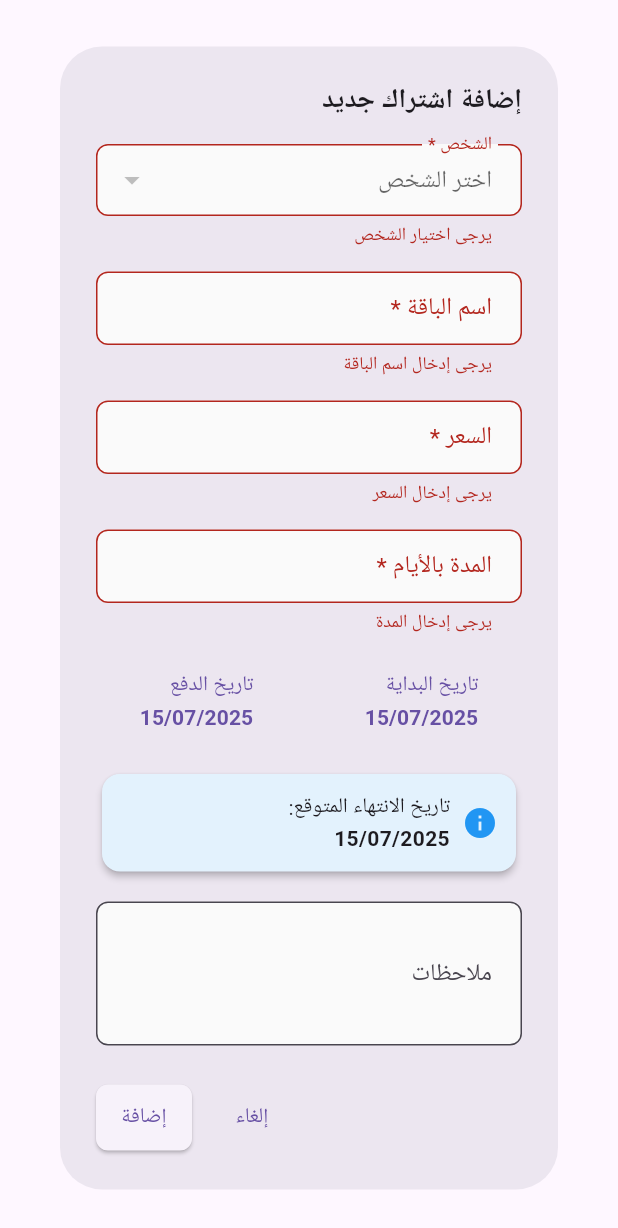
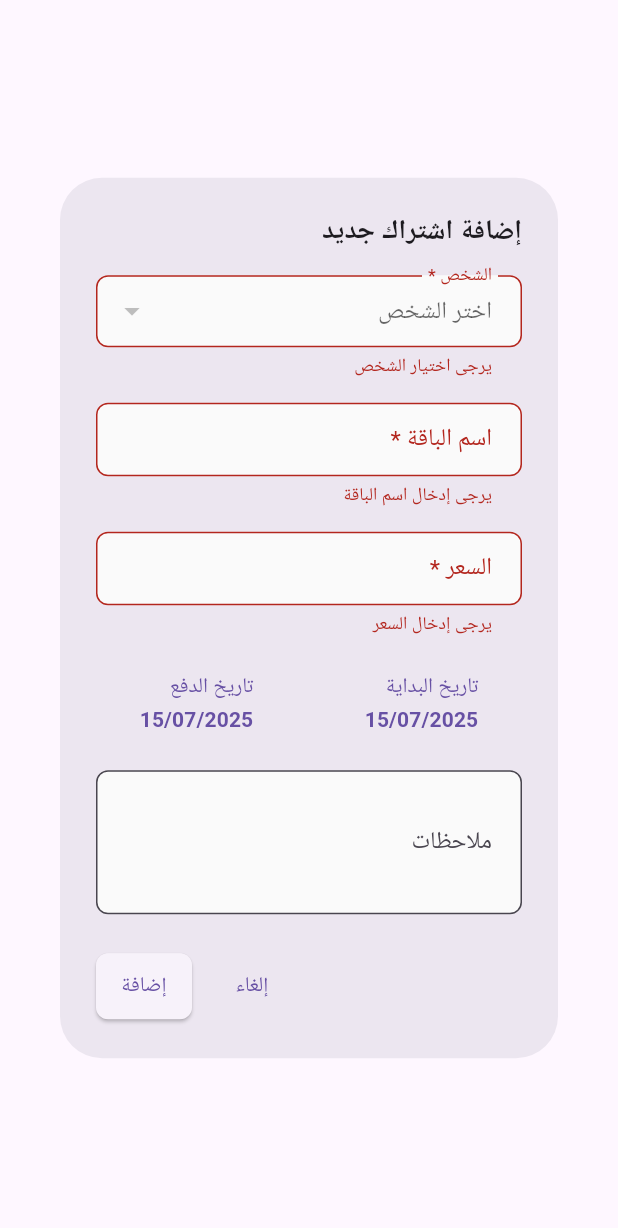
Before and after one commit to aalitariq44/store_management_ali, a Flutter app: the InternetForm widget shown alone on an empty page, opened directly, after a tap on "إضافة", on a phone screen of 412 x 824 dp. Shown: the top 1228 px of the screen. Run offline on Flutter 3.47's test engine with Material 3 defaults, Android fonts, the phone set to English and light mode, and no system bars; our stand-ins replace sqflite_common_ffi; accounts and stored records are empty; Roboto replaces fonts that are missing (Arial).

Commit message:
تحديد  مدة الاشتراك الانترنيت 30 يوم

```diff
--- a/lib/widgets/internet_form.dart
+++ b/lib/widgets/internet_form.dart
@@ -19,7 +19,6 @@ class _InternetFormState extends State<InternetForm> {
   final _formKey = GlobalKey<FormState>();
   final _packageNameController = TextEditingController();
   final _priceController = TextEditingController();
-  final _durationController = TextEditingController();
   final _notesController = TextEditingController();
 
   Person? _selectedPerson;
@@ -33,7 +32,6 @@ class _InternetFormState extends State<InternetForm> {
     if (widget.subscription != null) {
       _packageNameController.text = widget.subscription!.packageName;
       _priceController.text = widget.subscription!.price.toString();
-      _durationController.text = widget.subscription!.durationInDays.toString();
       _notesController.text = widget.subscription!.notes ?? '';
       _startDate = widget.subscription!.startDate;
       _paymentDate = widget.subscription!.paymentDate;
@@ -48,7 +46,6 @@ class _InternetFormState extends State<InternetForm> {
   void dispose() {
     _packageNameController.dispose();
     _priceController.dispose();
-    _durationController.dispose();
     _notesController.dispose();
     super.dispose();
   }
@@ -71,8 +68,8 @@ class _InternetFormState extends State<InternetForm> {
       final internetProvider = Provider.of<InternetProvider>(context, listen: false);
       final now = DateTime.now();
       final price = double.parse(_priceController.text);
-      final duration = int.parse(_durationController.text);
-      final endDate = _startDate.add(Duration(days: duration));
+      const duration = 30; // Default duration
+      final endDate = _startDate.add(const Duration(days: duration));
 
       if (widget.subscription == null) {
         // إضافة اشتراك جديد
@@ -227,25 +224,6 @@ class _InternetFormState extends State<InternetForm> {
                   },
                 ),
                 const SizedBox(height: 16),
-                TextFormField(
-                  controller: _durationController,
-                  decoration: const InputDecoration(
-                    labelText: 'المدة بالأيام *',
-                    hintText: 'أدخل المدة بالأيام',
-                  ),
-                  keyboardType: TextInputType.number,
-                  validator: (value) {
-                    if (value == null || value.trim().isEmpty) {
-                      return 'يرجى إدخال المدة';
-                    }
-                    final duration = int.tryParse(value);
-                    if (duration == null || duration <= 0) {
-                      return 'يرجى إدخال مدة صحيحة';
-                    }
-                    return null;
-                  },
-                ),
-                const SizedBox(height: 16),
                 Row(
                   children: [
                     Expanded(
@@ -282,33 +260,6 @@ class _InternetFormState extends State<InternetForm> {
                   ],
                 ),
                 const SizedBox(height: 16),
-                Card(
-                  color: Colors.blue[50],
-                  child: Padding(
-                    padding: const EdgeInsets.all(12),
-                    child: Row(
-                      children: [
-                        const Icon(Icons.info, color: Colors.blue),
-                        const SizedBox(width: 8),
-                        Expanded(
-                          child: Column(
-                            crossAxisAlignment: CrossAxisAlignment.start,
-                            children: [
-                              const Text('تاريخ الانتهاء المتوقع:'),
-                              Text(
-                                DateFormatter.formatDisplayDate(
-                                  _startDate.add(Duration(days: int.tryParse(_durationController.text) ?? 0)),
-                                ),
-                                style: const TextStyle(fontWeight: FontWeight.bold),
-                              ),
-                            ],
-                          ),
-                        ),
-                      ],
-                    ),
-                  ),
-                ),
-                const SizedBox(height: 16),
                 TextFormField(
                   controller: _notesController,
                   decoration: const InputDecoration(
```
Also changed, not shown: lib/screens/internet_screen.dart (+3 -15 lines).
